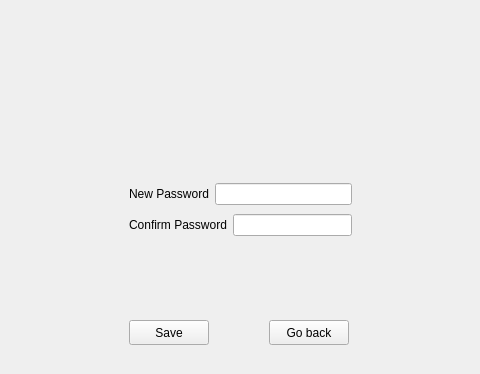
Above: updatepasswordwindow.ui from mehreen019/notebox before the change; both pictures show x 131 to 611 and y 0 to 374 of the 744 by 588 pixel window. Below: the same form after it.
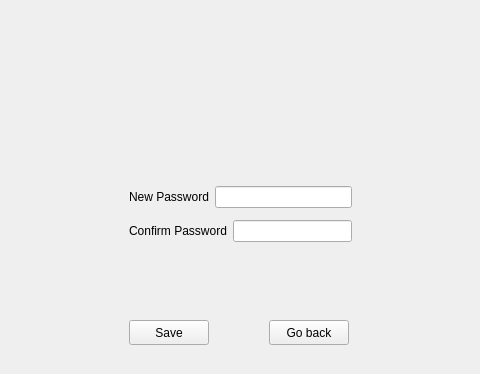
That is the form after the change.

```diff
--- a/updatepasswordwindow.ui
+++ b/updatepasswordwindow.ui
@@ -46,7 +46,7 @@
       <x>260</x>
       <y>180</y>
       <width>223</width>
-      <height>61</height>
+      <height>69</height>
      </rect>
     </property>
     <layout class="QVBoxLayout" name="verticalLayout">
@@ -84,7 +84,11 @@
         </widget>
        </item>
        <item>
-        <widget class="QLineEdit" name="lineEdit_confirmPassword"/>
+        <widget class="QLineEdit" name="lineEdit_confirmPassword">
+         <property name="echoMode">
+          <enum>QLineEdit::Password</enum>
+         </property>
+        </widget>
        </item>
       </layout>
      </item>
```
